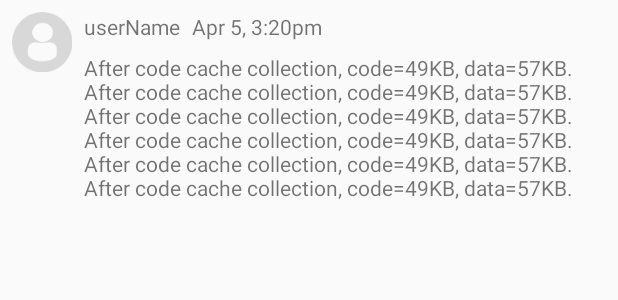
After one commit to weijie01/SlackClone, an Android app: the layout message_list_view.xml on its own in the app's theme, with its tools: preview values and no code run, on a phone screen of 412 x 824 dp. The commit adds this screen. Shown: the top 300 px of the screen. Run offline under Robolectric (Android 15) with nearby library versions, the phone set to English and light mode, and no system bars.

Commit message:
display messages in recylcer view

```diff
--- a/app/src/main/res/layout/content_main.xml
+++ b/app/src/main/res/layout/content_main.xml
@@ -17,7 +17,7 @@
             app:layout_constraintRight_toRightOf="parent"
             app:layout_constraintTop_toTopOf="parent"
             android:layout_marginTop="8dp"
-            android:id="@+id/selectedChannelName"/>
+            android:id="@+id/selectedChannelName" android:textSize="18sp" android:textStyle="bold"/>
     <EditText
             android:layout_width="0dp"
             android:layout_height="wrap_content"
@@ -42,6 +42,6 @@
             app:layout_constraintTop_toBottomOf="@+id/selectedChannelName" app:layout_constraintStart_toStartOf="parent"
             android:layout_marginLeft="8dp" android:layout_marginStart="8dp" app:layout_constraintEnd_toEndOf="parent"
             android:layout_marginEnd="8dp" android:layout_marginRight="8dp" android:layout_marginBottom="8dp"
-            app:layout_constraintBottom_toTopOf="@+id/messageText"/>
+            app:layout_constraintBottom_toTopOf="@+id/messageText" android:id="@+id/messageList"/>
 
 </android.support.constraint.ConstraintLayout>
--- /dev/null
+++ b/app/src/main/res/layout/message_list_view.xml
@@ -0,0 +1,35 @@
+<?xml version="1.0" encoding="utf-8"?>
+<android.support.constraint.ConstraintLayout xmlns:android="http://schemas.android.com/apk/res/android"
+                                             xmlns:app="http://schemas.android.com/apk/res-auto"
+                                             xmlns:tools="http://schemas.android.com/tools"
+                                             android:layout_width="match_parent"
+                                             android:layout_height="wrap_content">
+
+    <ImageView
+            android:layout_width="40dp"
+            android:layout_height="40dp" app:srcCompat="@drawable/profiledefault"
+            android:id="@+id/messageUserImage"
+            app:layout_constraintStart_toStartOf="parent" android:layout_marginLeft="8dp"
+            android:layout_marginStart="8dp" android:layout_marginTop="8dp" app:layout_constraintTop_toTopOf="parent"/>
+    <TextView
+            android:layout_width="wrap_content"
+            android:layout_height="wrap_content"
+            android:id="@+id/messageUserName" app:layout_constraintStart_toEndOf="@+id/messageUserImage"
+            android:layout_marginLeft="8dp" android:layout_marginStart="8dp" android:layout_marginTop="8dp"
+            app:layout_constraintTop_toTopOf="parent" tools:text="userName"/>
+    <TextView
+            android:layout_width="wrap_content"
+            android:layout_height="wrap_content"
+            android:id="@+id/messageTimeStamp" app:layout_constraintStart_toEndOf="@+id/messageUserName"
+            android:layout_marginLeft="8dp" android:layout_marginStart="8dp" android:layout_marginTop="8dp"
+            app:layout_constraintTop_toTopOf="parent" tools:text="Apr 5, 3:20pm"/>
+    <TextView
+            android:layout_width="0dp"
+            android:layout_height="wrap_content"
+            android:id="@+id/messageBody"
+            tools:text="After code cache collection, code=49KB, data=57KB. After code cache collection, code=49KB, data=57KB. After code cache collection, code=49KB, data=57KB. After code cache collection, code=49KB, data=57KB. After code cache collection, code=49KB, data=57KB. After code cache collection, code=49KB, data=57KB. "
+            app:layout_constraintStart_toEndOf="@+id/messageUserImage" android:layout_marginLeft="8dp"
+            android:layout_marginStart="8dp" android:layout_marginTop="8dp"
+            app:layout_constraintTop_toBottomOf="@+id/messageTimeStamp" app:layout_constraintEnd_toEndOf="parent"
+            android:layout_marginEnd="8dp" android:layout_marginRight="8dp"/>
+</android.support.constraint.ConstraintLayout>
```
Also changed, not shown: app/src/main/java/com/example/slackclone/Adapters/MessagesAdapter.kt (added, +43 -0 lines), app/src/main/java/com/example/slackclone/Controller/MainActivity.kt (+10 -0 lines).
